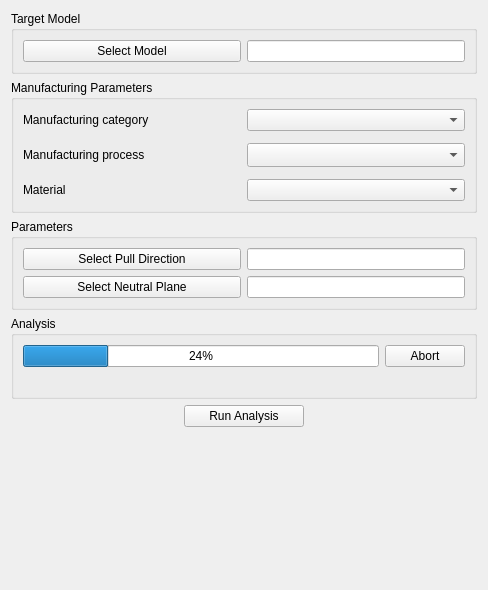
The window that gui/resources/ui/task_setup.ui (ryankembrey/FreeCAD-DFM-Workbench) describes before a commit, drawn with Qt 5.
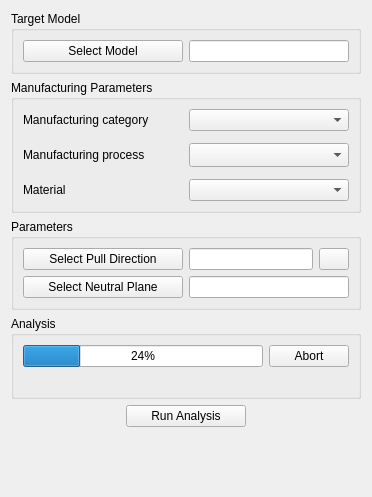
The same window after the commit.

Commit message: GUI: Add support for button click before a selection. Add flip pull dir button. Closes #37.

Patch:
```diff
--- a/gui/resources/ui/task_setup.ui
+++ b/gui/resources/ui/task_setup.ui
@@ -6,8 +6,8 @@
    <rect>
     <x>0</x>
     <y>0</y>
-    <width>488</width>
-    <height>590</height>
+    <width>372</width>
+    <height>497</height>
    </rect>
   </property>
   <property name="windowTitle">
@@ -129,15 +129,10 @@
      <property name="title">
       <string>Parameters</string>
      </property>
-     <layout class="QGridLayout" name="gridLayout_2" columnstretch="1,1">
-      <item row="0" column="1">
-       <widget class="QLineEdit" name="lePullDir">
-        <property name="toolTip">
-         <string>&lt;html&gt;&lt;head/&gt;&lt;body&gt;&lt;p&gt;The pull direction of the design&lt;/p&gt;&lt;/body&gt;&lt;/html&gt;</string>
-        </property>
-       </widget>
-      </item>
-      <item row="0" column="0">
+     <layout class="QVBoxLayout" name="verticalLayout_3">
+      <item>
+       <layout class="QHBoxLayout" name="horizontalLayout_4" stretch="1,1">
+        <item>
        <widget class="QPushButton" name="pbPullDir">
         <property name="toolTip">
          <string>&lt;html&gt;&lt;head/&gt;&lt;body&gt;&lt;p&gt;Retrieves the normal as the pull direction for the currently selected face.&lt;/p&gt;&lt;/body&gt;&lt;/html&gt;</string>
@@ -147,15 +142,51 @@
         </property>
        </widget>
       </item>
-      <item row="1" column="0">
+        <item>
+         <layout class="QHBoxLayout" name="horizontalLayout_2">
+          <item>
+           <widget class="QLineEdit" name="lePullDir">
+            <property name="toolTip">
+             <string>&lt;html&gt;&lt;head/&gt;&lt;body&gt;&lt;p&gt;The pull direction of the design&lt;/p&gt;&lt;/body&gt;&lt;/html&gt;</string>
+            </property>
+           </widget>
+          </item>
+          <item>
+           <widget class="QPushButton" name="pbFlipPullDir">
+            <property name="maximumSize">
+             <size>
+              <width>30</width>
+              <height>16777215</height>
+             </size>
+            </property>
+            <property name="toolTip">
+             <string>Flips the currently defined pull direction 180 degrees</string>
+            </property>
+            <property name="text">
+             <string/>
+            </property>
+           </widget>
+          </item>
+         </layout>
+        </item>
+       </layout>
+      </item>
+      <item>
+       <layout class="QHBoxLayout" name="horizontalLayout_3" stretch="1,1">
+        <property name="sizeConstraint">
+         <enum>QLayout::SizeConstraint::SetMaximumSize</enum>
+        </property>
+        <item>
        <widget class="QPushButton" name="pbNPlane">
         <property name="text">
          <string>Select Neutral Plane</string>
         </property>
        </widget>
       </item>
-      <item row="1" column="1">
+        <item>
        <widget class="QLineEdit" name="leNPlane"/>
+        </item>
+       </layout>
       </item>
      </layout>
     </widget>
```
Lines whose indentation alone changed are shown as unchanged. The commit also changes 4 other files.
